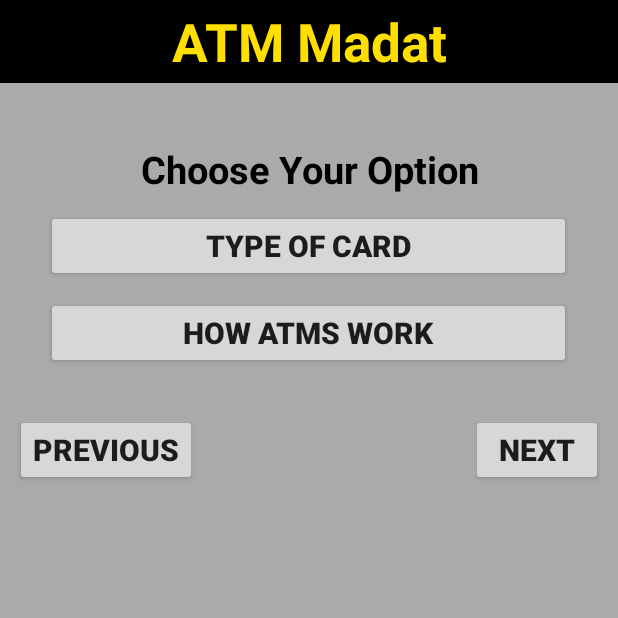
After one commit to PranavDixit20/ATMMadat, an Android app: the BasicInfo screen opened directly, with no data from a screen before it, on a phone screen of 412 x 824 dp, the top half of it. The commit adds this screen. Run offline under Robolectric (Android 15) with nearby library versions, the phone set to English and light mode, and no system bars; our stand-ins replace AdMob.

Commit message:
one page add

```diff
--- a/app/src/main/AndroidManifest.xml
+++ b/app/src/main/AndroidManifest.xml
@@ -29,7 +29,8 @@
         <activity android:name=".WithdrawActivity" />
         <activity android:name=".BalanceCheck" />
         <activity android:name=".AboutAtmMec" />
-        <activity android:name=".TypeOfCard"></activity>
+        <activity android:name=".TypeOfCard" />
+        <activity android:name=".BasicInfo"/>
     </application>
 
 </manifest>
--- a/app/src/main/java/adservices/atmmadat/AboutAtmMec.java
+++ b/app/src/main/java/adservices/atmmadat/AboutAtmMec.java
@@ -38,14 +38,14 @@ public class AboutAtmMec extends AppCompatActivity implements View.OnClickListen
     public void onClick(View view) {
         switch (view.getId()){
             case R.id.hawnxt:
-                startActivity(new Intent(this,TypeOfCard.class));
+                startActivity(new Intent(this,BasicInfo.class));
                 break;
         }
     }
 
     @Override
     public void onBackPressed() {
-        startActivity(new Intent(this,MainActivity.class));
+        startActivity(new Intent(this,BasicInfo.class));
         finish();
     }
 }
--- a/app/src/main/java/adservices/atmmadat/BalanceCheck.java
+++ b/app/src/main/java/adservices/atmmadat/BalanceCheck.java
@@ -51,7 +51,7 @@ public class BalanceCheck extends AppCompatActivity implements View.OnClickListe
     @Override
     public void onBackPressed() {
         Intent in=new Intent(this,AtmMenu.class);
-        in.putExtra("y",x);
+        in.putExtra("x",x);
         startActivity(in);
         finish();
     }
@@ -61,7 +61,7 @@ public class BalanceCheck extends AppCompatActivity implements View.OnClickListe
         switch (v.getId()){
             case R.id.bcb:
                 Intent in=new Intent(this,AtmMenu.class);
-                in.putExtra("y",x);
+                in.putExtra("x",x);
                 startActivity(in);
                 finish();
                 break;
--- /dev/null
+++ b/app/src/main/java/adservices/atmmadat/BasicInfo.java
@@ -0,0 +1,63 @@
+package adservices.atmmadat;
+
+import android.content.Intent;
+import android.support.v7.app.AppCompatActivity;
+import android.os.Bundle;
+import android.view.View;
+import android.widget.Button;
+
+import com.google.android.gms.ads.AdRequest;
+import com.google.android.gms.ads.AdView;
+
+public class BasicInfo extends AppCompatActivity implements View.OnClickListener {
+
+    String uid="ca-app-pub-3715652664770345/9286598713";
+    Button b,b1,b2,b3;
+
+    @Override
+    protected void onCreate(Bundle savedInstanceState) {
+        super.onCreate(savedInstanceState);
+        setContentView(R.layout.activity_basic_info);
+
+        AdView adView = new AdView(this);
+        adView = (AdView)findViewById(R.id.ad);
+        AdRequest ar=new AdRequest.Builder()
+                .addTestDevice(AdRequest.DEVICE_ID_EMULATOR)
+                .build();
+        adView.loadAd(ar);
+
+        b = (Button)findViewById(R.id.bitoc);
+        b1 = (Button)findViewById(R.id.biaci);
+        b2 = (Button)findViewById(R.id.biback);
+        b3 = (Button)findViewById(R.id.binxt);
+
+        b.setOnClickListener(this);
+        b1.setOnClickListener(this);
+        b2.setOnClickListener(this);
+        b3.setOnClickListener(this);
+    }
+
+    @Override
+    public void onClick(View v) {
+        switch (v.getId()){
+            case R.id.bitoc:
+                startActivity(new Intent(this,TypeOfCard.class));
+                break;
+            case R.id.biaci:
+                startActivity(new Intent(this,AboutAtmMec.class));
+                break;
+            case R.id.biback:
+                startActivity(new Intent(this,MainActivity.class));
+                break;
+            case R.id.binxt:
+                startActivity(new Intent(this,Welcome.class));
+                break;
+
+        }
+    }
+
+    @Override
+    public void onBackPressed() {
+        startActivity(new Intent(this,MainActivity.class));
+    }
+}
--- a/app/src/main/java/adservices/atmmadat/MainActivity.java
+++ b/app/src/main/java/adservices/atmmadat/MainActivity.java
@@ -140,7 +140,7 @@ public class MainActivity extends AppCompatActivity implements View.OnClickListe
                 lang = "kn";
                 break;
             case R.id.nxt:
-               startActivity(new Intent(this,AboutAtmMec.class));
+               startActivity(new Intent(this,BasicInfo.class));
                 break;
             case R.id.exit:
                 moveTaskToBack(true);
--- a/app/src/main/java/adservices/atmmadat/TypeOfCard.java
+++ b/app/src/main/java/adservices/atmmadat/TypeOfCard.java
@@ -33,14 +33,14 @@ public class TypeOfCard extends AppCompatActivity implements View.OnClickListene
     public void onClick(View view) {
         switch (view.getId()){
             case R.id.tocnxt:
-                startActivity(new Intent(this,Welcome.class));
+                startActivity(new Intent(this,BasicInfo.class));
                 break;
         }
     }
 
     @Override
     public void onBackPressed() {
-        startActivity(new Intent(this,AboutAtmMec.class));
+        startActivity(new Intent(this,BasicInfo.class));
         finish();
     }
 }
--- a/app/src/main/res/layout/activity_about_atm_mec.xml
+++ b/app/src/main/res/layout/activity_about_atm_mec.xml
@@ -73,7 +73,7 @@
                 android:layout_width="wrap_content"
                 android:layout_height="wrap_content"
                 android:layout_gravity="center"
-                android:text="@string/nxt"
+                android:text="@string/back"
                 android:textStyle="bold"
                 android:id="@+id/hawnxt"/>
 
--- /dev/null
+++ b/app/src/main/res/layout/activity_basic_info.xml
@@ -0,0 +1,108 @@
+<LinearLayout xmlns:android="http://schemas.android.com/apk/res/android"
+    xmlns:ads="http://schemas.android.com/apk/res-auto"
+    android:id="@+id/atm_menu"
+    android:layout_width="match_parent"
+    android:layout_height="match_parent"
+    android:orientation="vertical"
+    android:background="#AAA">
+
+    <TextView
+        android:layout_width="match_parent"
+        android:layout_height="55dp"
+        android:background="#000"
+        android:text="@string/app_name"
+        android:textColor="#FFDF00"
+        android:textStyle="bold"
+        android:textSize="35sp"
+        android:gravity="center"
+        android:id="@+id/tt"/>
+
+    <LinearLayout
+        android:layout_width="match_parent"
+        android:layout_height="match_parent"
+        android:orientation="vertical">
+
+        <TextView
+            android:layout_width="match_parent"
+            android:layout_height="wrap_content"
+            android:textColor="#000"
+            android:textStyle="bold"
+            android:textSize="25sp"
+            android:gravity="center"
+            android:id="@+id/na"/>
+
+        <TextView
+            android:layout_width="match_parent"
+            android:layout_height="wrap_content"
+            android:text="@string/option_selc"
+            android:layout_marginTop="5dp"
+            android:textColor="#000"
+            android:textStyle="bold"
+            android:textSize="25sp"
+            android:gravity="center"
+            android:id="@+id/cyo"/>
+
+        <Button
+            android:layout_width="350dp"
+            android:layout_height="wrap_content"
+            android:layout_gravity="center"
+            android:layout_marginTop="10dp"
+            android:text="@string/toc"
+            android:textStyle="bold"
+            android:textSize="20sp"
+            android:id="@+id/bitoc"/>
+
+        <Button
+            android:layout_width="350dp"
+            android:layout_height="wrap_content"
+            android:layout_gravity="center"
+            android:layout_marginTop="10dp"
+            android:text="@string/Haw"
+            android:textStyle="bold"
+            android:textSize="20sp"
+            android:id="@+id/biaci"/>
+
+
+        <RelativeLayout
+            android:layout_width="match_parent"
+            android:layout_height="match_parent">
+
+            <Button
+                android:layout_width="wrap_content"
+                android:layout_height="wrap_content"
+                android:layout_alignParentLeft="true"
+                android:layout_marginLeft="10dp"
+                android:layout_marginTop="30dp"
+                android:text="@string/back"
+                android:textStyle="bold"
+                android:textSize="20sp"
+                android:id="@+id/biback"/>
+
+            <Button
+                android:layout_width="wrap_content"
+                android:layout_height="wrap_content"
+                android:layout_alignParentRight="true"
+                android:layout_marginRight="10dp"
+                android:layout_marginTop="30dp"
+                android:text="@string/nxt"
+                android:textStyle="bold"
+                android:textSize="20sp"
+                android:id="@+id/binxt"/>
+
+            <RelativeLayout
+                android:layout_width="match_parent"
+                android:layout_height="match_parent">
+                <com.google.android.gms.ads.AdView
+                    android:layout_width="match_parent"
+                    android:layout_height="wrap_content"
+                    android:layout_alignParentBottom="true"
+                    android:id="@+id/ad"
+                    ads:adSize="BANNER"
+                    ads:adUnitId="@string/banner_ad_unit_id">
+                </com.google.android.gms.ads.AdView>
+            </RelativeLayout>
+
+        </RelativeLayout>
+
+    </LinearLayout>
+</LinearLayout>
--- a/app/src/main/res/layout/activity_type_of_card.xml
+++ b/app/src/main/res/layout/activity_type_of_card.xml
@@ -96,7 +96,7 @@
             android:layout_width="wrap_content"
             android:layout_height="wrap_content"
             android:id="@+id/tocnxt"
-            android:text="@string/nxt"
+            android:text="@string/back"
             android:layout_gravity="center"/>
         </LinearLayout>
     </ScrollView>
```
